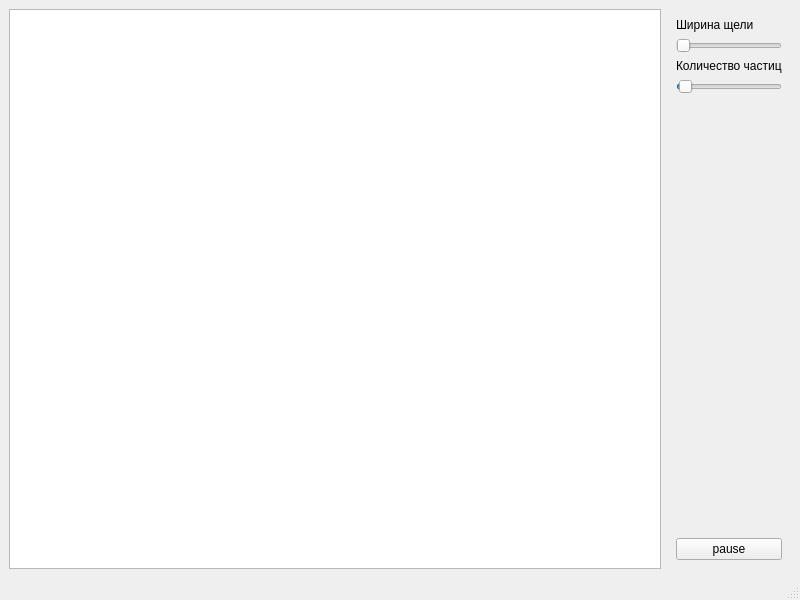
BigCubeCat/rutherford-experiment, file src/mainwindow/mainwindow.ui: the form before one commit.
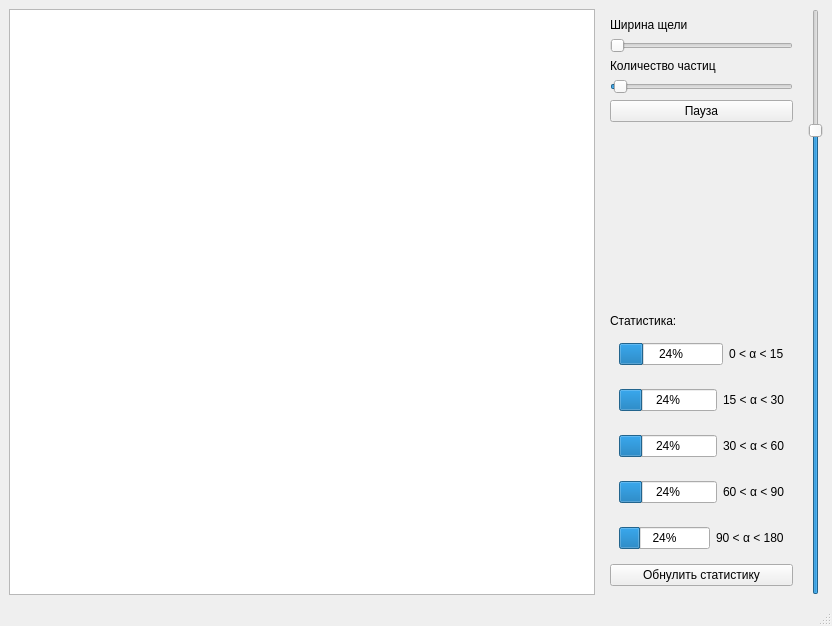
The form after the commit.

Commit message: feat(ui): add speed slider

The edit to the form file:
```diff
--- a/src/mainwindow/mainwindow.ui
+++ b/src/mainwindow/mainwindow.ui
@@ -6,10 +6,16 @@
    <rect>
     <x>0</x>
     <y>0</y>
-    <width>800</width>
-    <height>600</height>
+    <width>832</width>
+    <height>626</height>
    </rect>
   </property>
+  <property name="sizePolicy">
+   <sizepolicy hsizetype="Preferred" vsizetype="Preferred">
+    <horstretch>50</horstretch>
+    <verstretch>50</verstretch>
+   </sizepolicy>
+  </property>
   <property name="windowTitle">
    <string>MainWindow</string>
   </property>
@@ -100,6 +106,13 @@
            </property>
           </widget>
          </item>
+         <item>
+          <widget class="QPushButton" name="pauseButton">
+           <property name="text">
+            <string>Пауза</string>
+           </property>
+          </widget>
+         </item>
          <item>
           <spacer name="verticalSpacer_2">
            <property name="orientation">
@@ -114,9 +127,150 @@
           </spacer>
          </item>
          <item>
-          <widget class="QPushButton" name="pauseButton">
+          <layout class="QVBoxLayout" name="verticalLayout">
+           <item>
+            <widget class="QLabel" name="label_8">
+             <property name="text">
+              <string>Статистика:</string>
+             </property>
+            </widget>
+           </item>
+           <item>
+            <widget class="QWidget" name="horizontalWidget" native="true">
+             <layout class="QHBoxLayout" name="horizontalLayout">
+              <item>
+               <widget class="QProgressBar" name="progressBar0">
+                <property name="sizePolicy">
+                 <sizepolicy hsizetype="Minimum" vsizetype="Fixed">
+                  <horstretch>0</horstretch>
+                  <verstretch>0</verstretch>
+                 </sizepolicy>
+                </property>
+                <property name="value">
+                 <number>24</number>
+                </property>
+               </widget>
+              </item>
+              <item>
+               <widget class="QLabel" name="label_4">
+                <property name="sizePolicy">
+                 <sizepolicy hsizetype="Fixed" vsizetype="Fixed">
+                  <horstretch>0</horstretch>
+                  <verstretch>0</verstretch>
+                 </sizepolicy>
+                </property>
+                <property name="text">
+                 <string>0 &lt; α &lt; 15</string>
+                </property>
+               </widget>
+              </item>
+             </layout>
+            </widget>
+           </item>
+           <item>
+            <widget class="QWidget" name="horizontalWidget" native="true">
+             <layout class="QHBoxLayout" name="horizontalLayout_3">
+              <item>
+               <widget class="QProgressBar" name="progressBar_3">
+                <property name="sizePolicy">
+                 <sizepolicy hsizetype="Minimum" vsizetype="Fixed">
+                  <horstretch>0</horstretch>
+                  <verstretch>0</verstretch>
+                 </sizepolicy>
+                </property>
+                <property name="value">
+                 <number>24</number>
+                </property>
+               </widget>
+              </item>
+              <item>
+               <widget class="QLabel" name="label_5">
+                <property name="sizePolicy">
+                 <sizepolicy hsizetype="Fixed" vsizetype="Fixed">
+                  <horstretch>0</horstretch>
+                  <verstretch>0</verstretch>
+                 </sizepolicy>
+                </property>
+                <property name="text">
+                 <string>15 &lt; α &lt; 30</string>
+                </property>
+               </widget>
+              </item>
+             </layout>
+            </widget>
+           </item>
+           <item>
+            <widget class="QWidget" name="horizontalWidget_2" native="true">
+             <layout class="QHBoxLayout" name="horizontalLayout_4">
+              <item>
+               <widget class="QProgressBar" name="progressBar_2">
+                <property name="value">
+                 <number>24</number>
+                </property>
+               </widget>
+              </item>
+              <item>
+               <widget class="QLabel" name="label_3">
+                <property name="text">
+                 <string>30 &lt; α &lt; 60</string>
+                </property>
+               </widget>
+              </item>
+             </layout>
+            </widget>
+           </item>
+           <item>
+            <widget class="QWidget" name="horizontalWidget_3" native="true">
+             <layout class="QHBoxLayout" name="horizontalLayout_5">
+              <item>
+               <widget class="QProgressBar" name="progressBar">
+                <property name="value">
+                 <number>24</number>
+                </property>
+               </widget>
+              </item>
+              <item>
+               <widget class="QLabel" name="label_6">
+                <property name="text">
+                 <string>60 &lt; α &lt; 90</string>
+                </property>
+               </widget>
+              </item>
+             </layout>
+            </widget>
+           </item>
+           <item>
+            <widget class="QWidget" name="horizontalWidget_4" native="true">
+             <layout class="QHBoxLayout" name="horizontalLayout_6">
+              <item>
+               <widget class="QProgressBar" name="progressBar_4">
+                <property name="value">
+                 <number>24</number>
+                </property>
+               </widget>
+              </item>
+              <item>
+               <widget class="QLabel" name="label_7">
+                <property name="sizePolicy">
+                 <sizepolicy hsizetype="Fixed" vsizetype="Fixed">
+                  <horstretch>0</horstretch>
+                  <verstretch>0</verstretch>
+                 </sizepolicy>
+                </property>
+                <property name="text">
+                 <string>90 &lt; α &lt; 180</string>
+                </property>
+               </widget>
+              </item>
+             </layout>
+            </widget>
+           </item>
+          </layout>
+         </item>
+         <item>
+          <widget class="QPushButton" name="wipeButton">
            <property name="text">
-            <string>pause</string>
+            <string>Обнулить статистику</string>
            </property>
           </widget>
          </item>
@@ -125,6 +279,22 @@
       </item>
      </layout>
     </item>
+    <item>
+     <widget class="QSlider" name="speedSlider">
+      <property name="minimum">
+       <number>0</number>
+      </property>
+      <property name="maximum">
+       <number>499</number>
+      </property>
+      <property name="value">
+       <number>399</number>
+      </property>
+      <property name="orientation">
+       <enum>Qt::Vertical</enum>
+      </property>
+     </widget>
+    </item>
    </layout>
   </widget>
   <widget class="QMenuBar" name="menubar">
```
Left out of the diff: 2 changed lines with no effect on the pictures. The commit also changes 4 other files.
